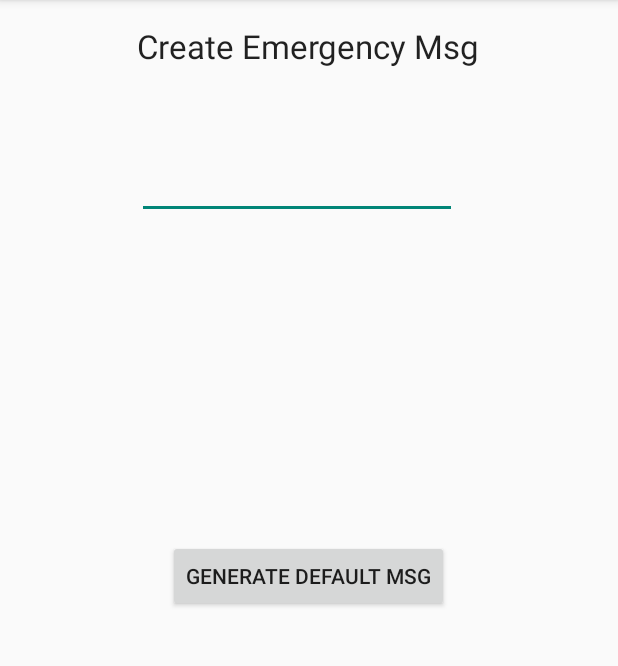
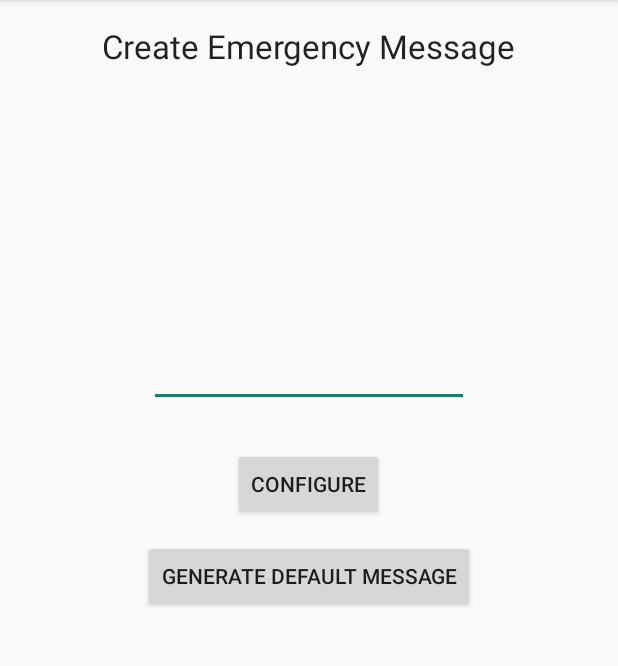
Before and after one commit to LMart15/watch-yourself, an Android app: the CreateEmergencyMessageActivity screen opened directly, with no data from a screen before it, on a phone screen of 412 x 824 dp, the part 84-750 px from its top. Run offline under Robolectric (Android 15) with nearby library versions, the phone set to English and light mode, and no system bars.

Commit message:
Language changes

```diff
--- a/watchyourself/src/main/java/mapd/android/phoenix/watchyourself/AddEmergencyContactsActivity.java
+++ b/watchyourself/src/main/java/mapd/android/phoenix/watchyourself/AddEmergencyContactsActivity.java
@@ -46,7 +46,7 @@ public class AddEmergencyContactsActivity extends AppCompatActivity {
         SharedPreferences.Editor edit= sharedPreferences.edit();
         edit.putString(key, value);
         edit.commit();
-        Toast.makeText(AddEmergencyContactsActivity.this,"Contact Added Successfully",Toast.LENGTH_LONG).show();
+        Toast.makeText(AddEmergencyContactsActivity.this, R.string.contact_success,Toast.LENGTH_LONG).show();
         finish();
     }
 
@@ -56,7 +56,7 @@ public class AddEmergencyContactsActivity extends AppCompatActivity {
         String value = sharedPreferences.getString("contact1","null");
         if(value.equals("null"))
         {
-            Toast.makeText(getApplicationContext(),"Please add emergency contact details first.",Toast.LENGTH_LONG).show();
+            Toast.makeText(getApplicationContext(), R.string.request_contact,Toast.LENGTH_LONG).show();
         }
         else {
             String[] arr = value.split(":");
--- a/watchyourself/src/main/java/mapd/android/phoenix/watchyourself/ImagesList.java
+++ b/watchyourself/src/main/java/mapd/android/phoenix/watchyourself/ImagesList.java
@@ -22,7 +22,7 @@ public class ImagesList {
     public static List<WImages> getCatalog(Resources res){
         if(catalog == null) {
             catalog = new Vector<WImages>();
-            catalog.add(new WImages("Record Video", R.drawable.camera256,"Record Video"));
+            catalog.add(new WImages(context.getString(R.string.record_video), R.drawable.camera256,"Record Video"));
             catalog.add(new WImages("Record Voice", R.drawable.mic256,"Record Audio"));
             catalog.add(new WImages("Msg Emergency Contacts", R.drawable.msg128,"Send Message"));
             catalog.add(new WImages("Call Emergency Contacts", R.drawable.contact128,"Call Now"));
--- a/watchyourself/src/main/res/layout/activity_create_emergency_message.xml
+++ b/watchyourself/src/main/res/layout/activity_create_emergency_message.xml
@@ -13,10 +13,27 @@
         android:layout_width="wrap_content"
         android:layout_height="wrap_content"
         android:textAppearance="?android:attr/textAppearanceLarge"
-        android:text="Create Emergency Msg"
+        android:text="@string/create_emergency_message"
         android:id="@+id/textView4"
         android:layout_alignParentTop="true"
         android:layout_centerHorizontal="true" />
+
+    <Button
+        android:layout_width="wrap_content"
+        android:layout_height="wrap_content"
+        android:text="@string/generate_default_message"
+        android:id="@+id/button"
+        android:layout_centerVertical="true"
+        android:layout_centerHorizontal="true" />
+
+    <Button
+        android:text="@string/configure"
+        android:layout_width="wrap_content"
+        android:layout_height="wrap_content"
+        android:layout_above="@+id/button"
+        android:layout_centerHorizontal="true"
+        android:layout_marginBottom="13dp"
+        android:id="@+id/button2" />
 
     <EditText
         android:layout_width="wrap_content"
@@ -24,15 +41,7 @@
         android:inputType="textMultiLine"
         android:ems="10"
         android:id="@+id/editText3"
-        android:layout_below="@+id/textView4"
-        android:layout_alignStart="@+id/textView4"
-        android:layout_marginTop="55dp" />
-
-    <Button
-        android:layout_width="wrap_content"
-        android:layout_height="wrap_content"
-        android:text="Generate Default Msg"
-        android:id="@+id/button"
-        android:layout_centerVertical="true"
-        android:layout_centerHorizontal="true" />
+        android:layout_above="@+id/button2"
+        android:layout_centerHorizontal="true"
+        android:layout_marginBottom="27dp" />
 </RelativeLayout>
--- a/watchyourself/src/main/res/layout/activity_recording_list.xml
+++ b/watchyourself/src/main/res/layout/activity_recording_list.xml
@@ -16,13 +16,13 @@
     <Button
         android:id="@+id/btn_start"
         android:layout_width="wrap_content"
-        android:text="Start"
+        android:text="@string/start"
         android:layout_height="wrap_content"/>
         <Button
             android:id="@+id/btn_stop"
             android:layout_toRightOf="@id/btn_start"
             android:layout_width="wrap_content"
-            android:text="Stop"
+            android:text="@string/stop"
             android:layout_height="wrap_content"
             android:layout_alignParentTop="true"/>
 
@@ -33,7 +33,7 @@
     android:layout_height="wrap_content">
     <TextView
         android:layout_width="wrap_content"
-        android:text="Recordings.."
+        android:text="@string/recordings"
         android:padding="5dp"
         android:layout_height="wrap_content"/>
     <ListView
--- a/watchyourself/src/main/res/layout/list_detail.xml
+++ b/watchyourself/src/main/res/layout/list_detail.xml
@@ -17,7 +17,7 @@
         android:layout_width="wrap_content"
         android:layout_height="wrap_content"
         android:checked="false"
-        android:textOff="Play"
-        android:textOn="Pause"
+        android:textOff="@string/play"
+        android:textOn="@string/pause"
         android:layout_alignParentRight="true"/>
 </RelativeLayout>
```
Also changed, not shown: watchyourself/src/main/java/mapd/android/phoenix/watchyourself/MainActivity.java (+6 -6 lines), watchyourself/src/main/java/mapd/android/phoenix/watchyourself/ProviderService.java (+6 -6 lines), watchyourself/src/main/res/layout/activity_add_emergency_contacts.xml (+4 -4 lines), watchyourself/src/main/res/layout/activity_main.xml (+0 -19 lines), watchyourself/src/main/res/values/strings.xml (+21 -0 lines).
